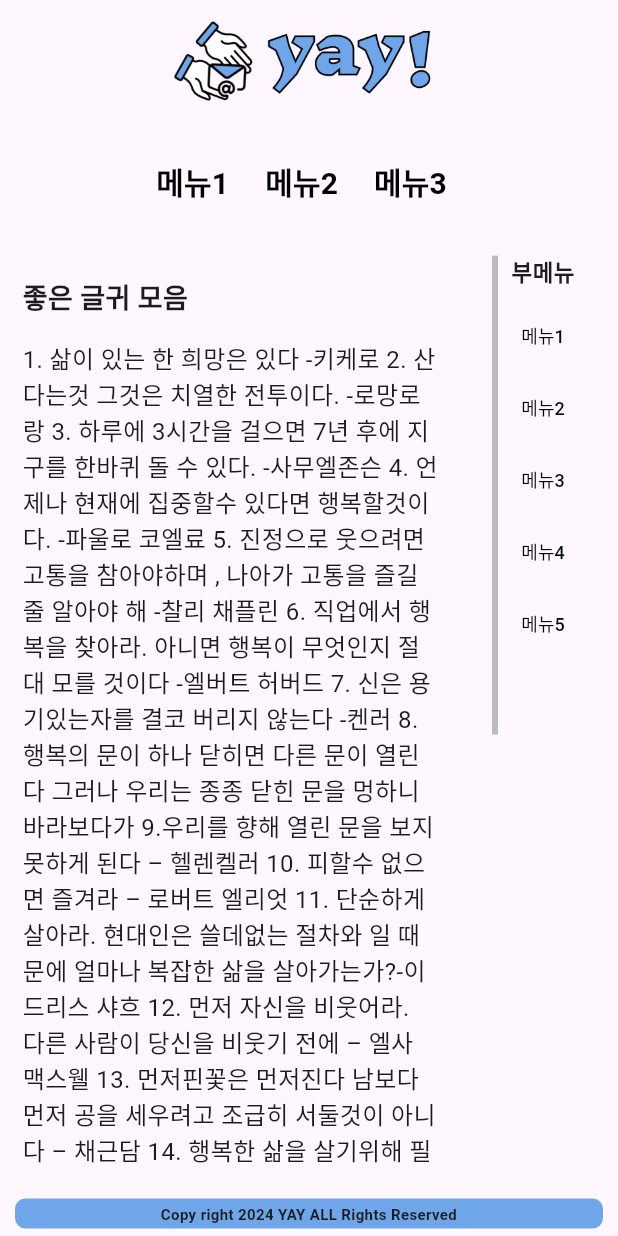
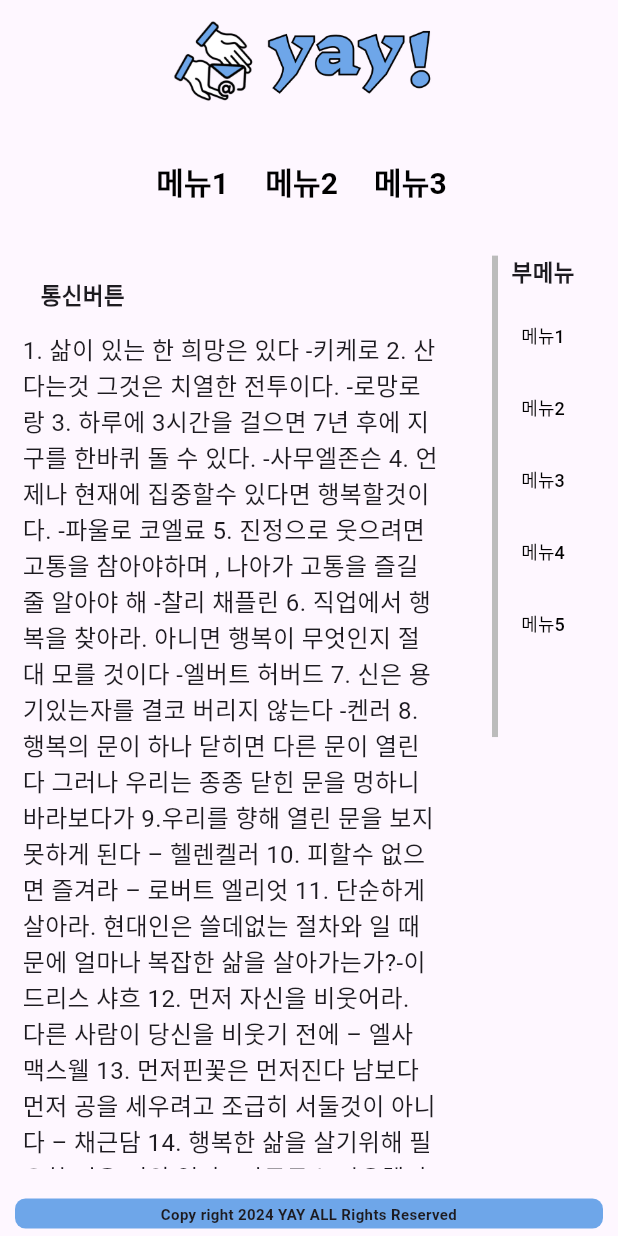
Before and after one commit to eggsmen/yay, a Flutter app: the screen it shows after launch, on a phone screen of 412 x 824 dp. Run offline on Flutter 3.47's test engine with Material 3 defaults, Android fonts, the phone set to English and light mode, and no system bars; our stand-ins replace get.

```diff
--- a/lib/src/pages/automail_page.dart
+++ b/lib/src/pages/automail_page.dart
@@ -1,6 +1,6 @@
 import 'package:flutter/cupertino.dart';
 import 'package:flutter/material.dart';
-
+import 'package:menttang/src/data/retrofit_network.dart';
 import '../controller/screen_layout_controller.dart';
 
 class AutomailPage extends StatelessWidget {
@@ -8,6 +8,26 @@ class AutomailPage extends StatelessWidget {
   AutomailPage(this.screenSizeType);
   final ScrollController scrollController = ScrollController();
 
+
+
+
+  Widget clrbutton(String menu, GestureTapCallback onTap){
+    return InkWell(
+      mouseCursor: MaterialStateMouseCursor.clickable,
+      hoverColor: Colors.blueAccent,
+      splashColor: Colors.yellow,
+      highlightColor: Colors.red,
+      onTap: onTap,
+      child:Padding(
+        padding: const EdgeInsets.symmetric(horizontal: 12.0),
+        child: Text(
+            menu,
+            style: TextStyle(
+                fontSize: 15,
+                fontWeight: FontWeight.bold)
+        ),
+      ),);
+  }
 
  Widget _contents() {
    return Scrollbar(
@@ -21,9 +41,8 @@ class AutomailPage extends StatelessWidget {
            crossAxisAlignment: CrossAxisAlignment.start,
            children: [
              SizedBox(height: 15,),
-             Text('좋은 글귀 모음', style: TextStyle(fontSize: 18, fontWeight: FontWeight.bold)),
+             clrbutton("통신버튼", ()=>DataFetcher.fetchData()),
              SizedBox(height: 15,),
-
              Text('1. 삶이 있는 한 희망은 있다 -키케로 2. 산다는것 그것은 치열한 전투이다. -로망로랑 3. 하루에 3시간을 걸으면 7년 후에 지구를 한바퀴 돌 수 있다. -사무엘존슨 4. 언제나 현재에 집중할수 있다면 행복할것이다. -파울로 코엘료 5. 진정으로 웃으려면 고통을 참아야하며 , 나아가 고통을 즐길 줄 알아야 해 -찰리 채플린 6. 직업에서 행복을 찾아라. 아니면 행복이 무엇인지 절대 모를 것이다 -엘버트 허버드 7. 신은 용기있는자를 결코 버리지 않는다 -켄러 8. 행복의 문이 하나 닫히면 다른 문이 열린다 그러나 우리는 종종 닫힌 문을 멍하니 바라보다가 9.우리를 향해 열린 문을 보지 못하게 된다 – 헬렌켈러 10. 피할수 없으면 즐겨라 – 로버트 엘리엇 11. 단순하게 살아라. 현대인은 쓸데없는 절차와 일 때문에 얼마나 복잡한 삶을 살아가는가?-이드리스 샤흐 12. 먼저 자신을 비웃어라. 다른 사람이 당신을 비웃기 전에 – 엘사 맥스웰 13. 먼저핀꽃은 먼저진다 남보다 먼저 공을 세우려고 조급히 서둘것이 아니다 – 채근담 14. 행복한 삶을 살기위해 필요한 것은 거의 없다. -마르쿠스 아우렐리우스 안토니우스 15. 절대 어제를 후회하지 마라 . 인생은 오늘의 나 안에 있고 내일은 스스로 만드는 것이다 L.론허바드 16. 어리석은 자는 멀리서 행복을 찾고, 현명한 자는 자신의 발치에서 행복을 키워간다 -제임스 오펜하임 17. 너무 소심하고 까다롭게 자신의 행동을 고민하지 말라 . 모든 인생은 실험이다 . 더많이 실험할수록 더나아진다 – 랄프 왈도 에머슨 18. 한번의 실패와 영원한 실패를 혼동하지 마라 -F.스콧 핏제랄드 19. 내일은 내일의 태양이 뜬다 20. 피할수 없으면 즐겨라 -로버트 엘리엇 21.절대 어제를 후회하지 마라. 인생은 오늘의 내 안에 있고 내일은 스스로 만드는것이다. -L론허바드 22. 계단을 밟아야 계단 위에 올라설수 있다, -터키속담 23. 오랫동안 꿈을 그리는 사람은 마침내 그 꿈을 닮아 간다, -앙드레 말로 24. 좋은 성과를 얻으려면 한 걸음 한 걸음이 힘차고 충실하지 않으면 안 된다, -단테 25. 행복은 습관이다,그것을 몸에 지니라 -허버드',
              style: TextStyle(fontSize: 16))
            ],
```
Also changed, not shown: lib/src/data/retrofit_network.dart (added, +26 -0 lines), pubspec.yaml (+13 -0 lines), pubspec.lock.
